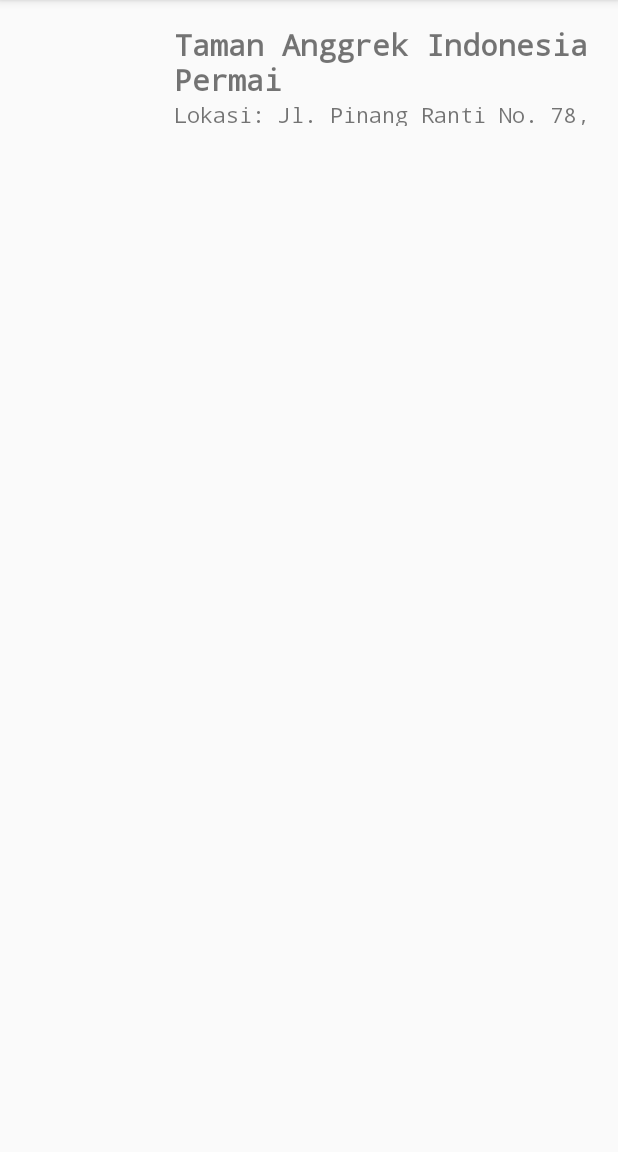
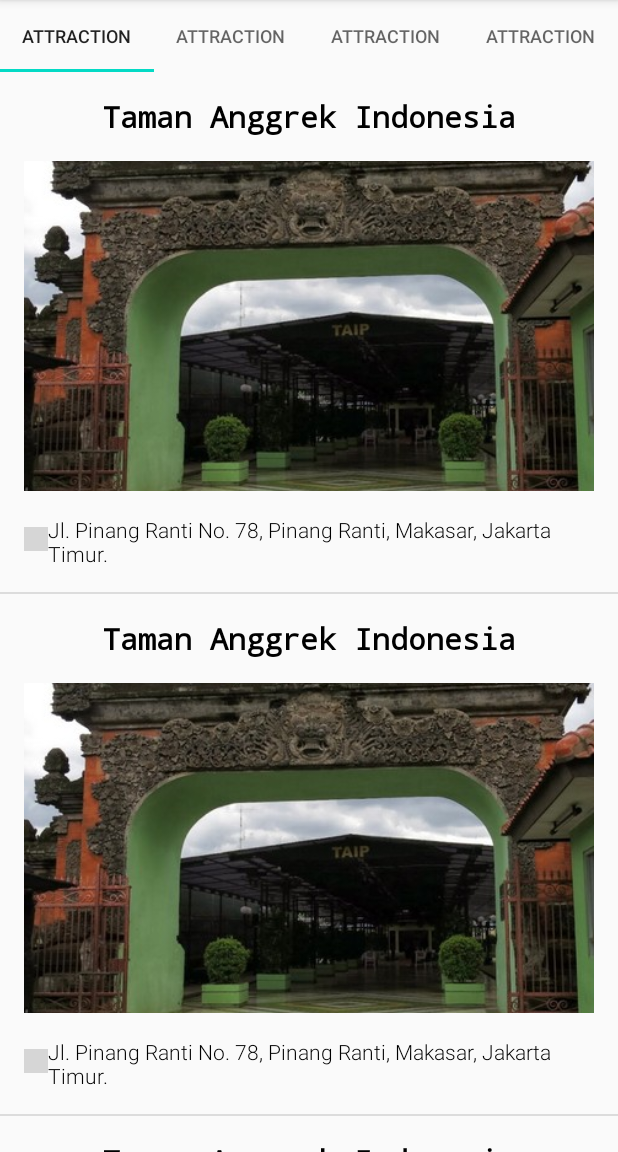
Before and after one commit to alfahmist/Tour-Guide, an Android app: the screen it shows after launch (MainActivity), on a phone screen of 412 x 824 dp, the part 84-1236 px from its top. Run offline under Robolectric (Android 15) with nearby library versions, the phone set to English and light mode, and no system bars; grey boxes are pictures that could not be loaded.

Commit message:
"Add Fragmenst "

```diff
--- a/app/build.gradle
+++ b/app/build.gradle
@@ -26,6 +26,7 @@ dependencies {
     implementation fileTree(dir: "libs", include: ["*.jar"])
     implementation 'androidx.appcompat:appcompat:1.2.0'
     implementation 'androidx.constraintlayout:constraintlayout:1.1.3'
+    implementation 'com.google.android.material:material:1.2.0'
     testImplementation 'junit:junit:4.12'
     androidTestImplementation 'androidx.test.ext:junit:1.1.1'
     androidTestImplementation 'androidx.test.espresso:espresso-core:3.2.0'
--- /dev/null
+++ b/app/src/main/java/com/example/tourguide/AttractionFragment.java
@@ -0,0 +1,50 @@
+package com.example.tourguide;
+
+import android.content.Context;
+import android.media.AudioManager;
+import android.os.Bundle;
+import android.view.LayoutInflater;
+import android.view.View;
+import android.view.ViewGroup;
+import android.widget.ListView;
+
+import androidx.annotation.NonNull;
+import androidx.annotation.Nullable;
+import androidx.fragment.app.Fragment;
+
+import java.util.ArrayList;
+
+public class AttractionFragment extends Fragment {
+    @Nullable
+    @Override
+    public View onCreateView(@NonNull LayoutInflater inflater, @Nullable ViewGroup container, @Nullable Bundle savedInstanceState) {
+        View rootView = inflater.inflate(R.layout.word_list, container, false);
+
+        // Create a list of words
+        final ArrayList<Word> words = new ArrayList<Word>();
+        words.add(new Word(R.string.attraction_anggrek, R.string.attraction_loc_anggrek,
+                R.drawable.taman_anggrek));
+        words.add(new Word(R.string.attraction_anggrek, R.string.attraction_loc_anggrek,
+                R.drawable.taman_anggrek));
+        words.add(new Word(R.string.attraction_anggrek, R.string.attraction_loc_anggrek,
+                R.drawable.taman_anggrek));
+        words.add(new Word(R.string.attraction_anggrek, R.string.attraction_loc_anggrek,
+                R.drawable.taman_anggrek));
+        words.add(new Word(R.string.attraction_anggrek, R.string.attraction_loc_anggrek,
+                R.drawable.taman_anggrek));
+        words.add(new Word(R.string.attraction_anggrek, R.string.attraction_loc_anggrek,
+                R.drawable.taman_anggrek));
+        words.add(new Word(R.string.attraction_anggrek, R.string.attraction_loc_anggrek,
+                R.drawable.taman_anggrek));
+        words.add(new Word(R.string.attraction_anggrek, R.string.attraction_loc_anggrek,
+                R.drawable.taman_anggrek));
+
+        WordAdapter adapter = new WordAdapter(getActivity(), words);
+
+        ListView listView = (ListView) rootView.findViewById(R.id.list);
+
+        listView.setAdapter(adapter);
+
+        return rootView;
+    }
+}
--- /dev/null
+++ b/app/src/main/java/com/example/tourguide/FragmentAdapter.java
@@ -0,0 +1,53 @@
+package com.example.tourguide;
+
+import android.content.Context;
+
+import androidx.annotation.NonNull;
+import androidx.annotation.Nullable;
+import androidx.fragment.app.Fragment;
+import androidx.fragment.app.FragmentManager;
+import androidx.fragment.app.FragmentPagerAdapter;
+
+public class FragmentAdapter extends FragmentPagerAdapter {
+
+    private Context mContext;
+
+    public FragmentAdapter(Context context, @NonNull FragmentManager fm) {
+        super(fm);
+        mContext = context;
+    }
+
+    @NonNull
+    @Override
+    public Fragment getItem(int position) {
+
+        if (position == 0) {
+            return new AttractionFragment();
+        } else if (position == 1) {
+            return new AttractionFragment();
+        } else if (position == 2) {
+            return new AttractionFragment();
+        } else {
+            return new AttractionFragment();
+        }
+    }
+
+    @Override
+    public int getCount() {
+        return 4;
+    }
+
+    @Nullable
+    @Override
+    public CharSequence getPageTitle(int position) {
+        if (position == 0) {
+            return mContext.getString(R.string.attraction);
+        } else if (position == 1) {
+            return mContext.getString(R.string.attraction);
+        } else if (position == 2) {
+            return mContext.getString(R.string.attraction);
+        } else {
+            return mContext.getString(R.string.attraction);
+        }
+    }
+}
--- a/app/src/main/java/com/example/tourguide/MainActivity.java
+++ b/app/src/main/java/com/example/tourguide/MainActivity.java
@@ -1,8 +1,11 @@
 package com.example.tourguide;
 
 import androidx.appcompat.app.AppCompatActivity;
+import androidx.viewpager.widget.ViewPager;
 
 import android.os.Bundle;
+
+import com.google.android.material.tabs.TabLayout;
 
 public class MainActivity extends AppCompatActivity {
 
@@ -10,5 +13,13 @@ public class MainActivity extends AppCompatActivity {
     protected void onCreate(Bundle savedInstanceState) {
         super.onCreate(savedInstanceState);
         setContentView(R.layout.activity_main);
+
+        ViewPager viewPager = (ViewPager) findViewById(R.id.viewpager);
+        FragmentAdapter adapter = new FragmentAdapter(this, getSupportFragmentManager());
+        viewPager.setAdapter(adapter);
+
+        TabLayout tabLayout = (TabLayout) findViewById(R.id.tabs);
+
+        tabLayout.setupWithViewPager(viewPager);
     }
 }
--- /dev/null
+++ b/app/src/main/java/com/example/tourguide/Word.java
@@ -0,0 +1,51 @@
+package com.example.tourguide;
+
+public class Word {
+
+    /**
+     * String resource ID for mTitleId
+     */
+    private int mTitleId;
+    /**
+     * String resource ID for mLocationId
+     */
+    private int mLocationId;
+    /**
+     * Image resource ID for mResouceImageId
+     */
+    private int mResouceImageId;
+
+    /**
+     * Create a new Word object
+     *
+     * @param TitleId
+     * @param LocationId
+     * @param ResouceImageId
+     */
+    public Word(int TitleId, int LocationId, int ResouceImageId) {
+        mTitleId = TitleId;
+        mLocationId = LocationId;
+        mResouceImageId = ResouceImageId;
+    }
+
+    /**
+     * Get the string resource ID for title.
+     */
+    public int getTitleId() {
+        return mTitleId;
+    }
+
+    /**
+     * Get the string resource ID for Location.
+     */
+    public int getLocationId() {
+        return mLocationId;
+    }
+
+    /**
+     * Get the string resource ID for Image.
+     */
+    public int getResourceImageId() {
+        return mResouceImageId;
+    }
+}
--- /dev/null
+++ b/app/src/main/java/com/example/tourguide/WordAdapter.java
@@ -0,0 +1,45 @@
+package com.example.tourguide;
+
+import android.content.Context;
+import android.view.LayoutInflater;
+import android.view.View;
+import android.view.ViewGroup;
+import android.widget.ArrayAdapter;
+import android.widget.ImageView;
+import android.widget.TextView;
+
+import androidx.annotation.NonNull;
+import androidx.annotation.Nullable;
+
+import java.util.ArrayList;
+
+public class WordAdapter extends ArrayAdapter<Word> {
+
+
+    public WordAdapter(@NonNull Context context, ArrayList<Word> words) {
+        super(context, 0, words);
+    }
+
+    @NonNull
+    @Override
+    public View getView(int position, @Nullable View convertView, @NonNull ViewGroup parent) {
+
+        View listView = convertView;
+        if (listView == null) {
+            listView = LayoutInflater.from(getContext()).inflate(
+                    R.layout.list_view, parent, false);
+        }
+        Word currentWord = getItem(position);
+
+        TextView titleText = (TextView) listView.findViewById(R.id.title_text);
+        titleText.setText(currentWord.getTitleId());
+
+        TextView locationText = (TextView) listView.findViewById(R.id.location_text);
+        locationText.setText(currentWord.getLocationId());
+
+        ImageView imageView = (ImageView) listView.findViewById(R.id.image);
+        imageView.setImageResource(currentWord.getResourceImageId());
+
+        return listView;
+    }
+}
--- a/app/src/main/res/layout/activity_main.xml
+++ b/app/src/main/res/layout/activity_main.xml
@@ -1,46 +1,21 @@
 <?xml version="1.0" encoding="utf-8"?>
+
+
 <LinearLayout xmlns:android="http://schemas.android.com/apk/res/android"
-    xmlns:app="http://schemas.android.com/apk/res-auto"
     xmlns:tools="http://schemas.android.com/tools"
     android:layout_width="match_parent"
     android:layout_height="match_parent"
     android:orientation="vertical"
     tools:context=".MainActivity">
 
-    <LinearLayout
+    <com.google.android.material.tabs.TabLayout
+        android:id="@+id/tabs"
+        android:layout_width="match_parent"
+        android:layout_height="wrap_content" />
 
+    <androidx.viewpager.widget.ViewPager
+        android:id="@+id/viewpager"
         android:layout_width="match_parent"
-        android:layout_height="100dp"
-        android:orientation="horizontal">
-
-        <ImageView
-            android:layout_width="100dp"
-            android:layout_height="match_parent" />
-
-        <LinearLayout
-            android:padding="16dp"
-            android:layout_width="match_parent"
-            android:layout_height="match_parent"
-            android:orientation="vertical">
-
-            <TextView
-                android:fontFamily="monospace"
-                android:textSize="20sp"
-                android:textStyle="bold"
-                android:text="Taman Anggrek Indonesia Permai"
-                android:layout_width="wrap_content"
-                android:layout_height="wrap_content"
-                />
-            <TextView
-                android:fontFamily="monospace"
-                android:textSize="14sp"
-                android:text="Lokasi: Jl. Pinang Ranti No. 78, Pinang Ranti, Makasar, Jakarta Timur"
-                android:layout_width="wrap_content"
-                android:layout_height="wrap_content"
-                />
-
-        </LinearLayout>
-
-    </LinearLayout>
+        android:layout_height="match_parent" />
 
 </LinearLayout>
--- /dev/null
+++ b/app/src/main/res/layout/list_view.xml
@@ -0,0 +1,59 @@
+<?xml version="1.0" encoding="utf-8"?>
+<ScrollView xmlns:android="http://schemas.android.com/apk/res/android"
+    android:layout_width="match_parent"
+    android:layout_height="match_parent">
+
+    <LinearLayout
+        android:layout_width="match_parent"
+        android:layout_height="match_parent"
+        android:orientation="vertical"
+        android:padding="16dp">
+
+        <TextView
+            android:id="@+id/title_text"
+            android:layout_width="wrap_content"
+            android:layout_height="wrap_content"
+            android:layout_marginBottom="16dp"
+            android:fontFamily="monospace"
+            android:text="Taman Anggrek Indonesia Permai"
+            android:textSize="20dp"
+            android:layout_gravity="center_horizontal"
+            android:textStyle="bold"
+            android:textColor="#000" />
+
+        <ImageView
+            android:id="@+id/image"
+            android:layout_width="match_parent"
+            android:layout_height="220dp"
+            android:layout_marginBottom="16dp"
+            android:scaleType="centerCrop"
+            android:src="@drawable/taman_anggrek" />
+
+        <LinearLayout
+            android:layout_width="match_parent"
+            android:layout_height="wrap_content"
+            android:orientation="horizontal">
+
+            <ImageView
+                android:layout_marginTop="8dp"
+                android:layout_width="16dp"
+                android:layout_height="16dp"
+                android:src="@drawable/pin"/>
+
+            <TextView
+
+                android:id="@+id/location_text"
+                android:layout_width="wrap_content"
+                android:layout_height="wrap_content"
+                android:fontFamily="sans-serif-light"
+                android:text="Jl. Pinang Ranti No. 78, Pinang Ranti, Makasar, Jakarta Timur"
+                android:textSize="14sp"
+                android:textColor="#000"/>
+
+        </LinearLayout>
+
+
+    </LinearLayout>
+
+
+</ScrollView>
--- /dev/null
+++ b/app/src/main/res/layout/word_list.xml
@@ -0,0 +1,8 @@
+<?xml version="1.0" encoding="utf-8"?>
+
+<ListView xmlns:android="http://schemas.android.com/apk/res/android"
+    android:id="@+id/list"
+    android:orientation="vertical"
+    android:layout_width="match_parent"
+    android:layout_height="match_parent"
+    android:drawSelectorOnTop="true"/>
--- a/app/src/main/res/values/strings.xml
+++ b/app/src/main/res/values/strings.xml
@@ -1,6 +1,9 @@
 <resources>
     <string name="app_name">Tour Guide</string>
 
+    <!--  Category  -->
+
+    <string name="attraction">Attraction</string>
     <!-- attraction-->
     <string name="attraction_anggrek">Taman Anggrek Indonesia</string>
     <string name="attraction_aquarium">Taman Aquarium Air Tawar TMII</string>
```
Also changed, not shown: app/src/main/res/drawable-hdpi/taman_anggrek.jpg (added).
